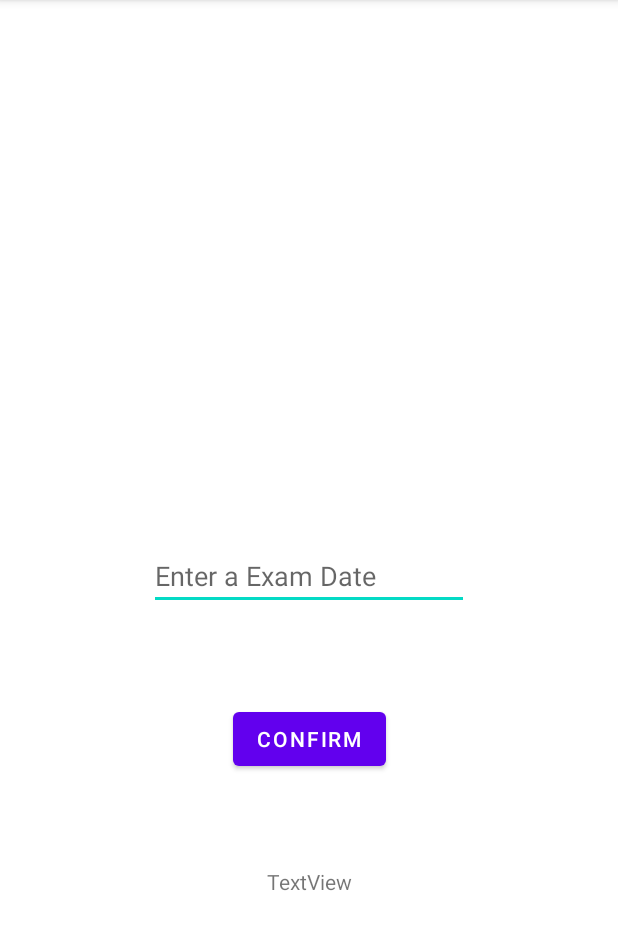
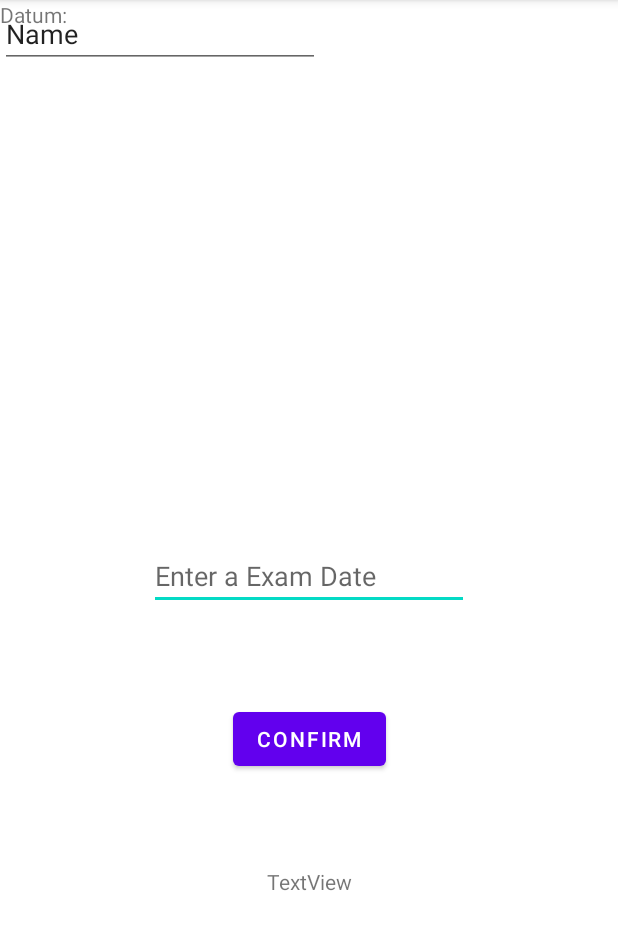
Before and after one commit to felixmeyjr/ExamTrackerAndMore, an Android app: the screen it shows after launch (MainActivity), on a phone screen of 412 x 824 dp, the part 84-1034 px from its top. Run offline under Robolectric (Android 15) with nearby library versions, the phone set to English and light mode, and no system bars.

Commit message:
added some more elements

```diff
--- a/app/src/main/res/layout/activity_main.xml
+++ b/app/src/main/res/layout/activity_main.xml
@@ -38,4 +38,22 @@
         app:layout_constraintStart_toStartOf="parent"
         app:layout_constraintTop_toBottomOf="@+id/ExamDateText" />
 
+    <TextView
+        android:id="@+id/CurrentDatetextView"
+        android:layout_width="wrap_content"
+        android:layout_height="wrap_content"
+        android:text="Datum:"
+        tools:layout_editor_absoluteX="51dp"
+        tools:layout_editor_absoluteY="68dp" />
+
+    <EditText
+        android:id="@+id/editTextTextPersonName"
+        android:layout_width="wrap_content"
+        android:layout_height="wrap_content"
+        android:ems="10"
+        android:inputType="textPersonName"
+        android:text="Name"
+        tools:layout_editor_absoluteX="111dp"
+        tools:layout_editor_absoluteY="55dp" />
+
 </androidx.constraintlayout.widget.ConstraintLayout>
```
